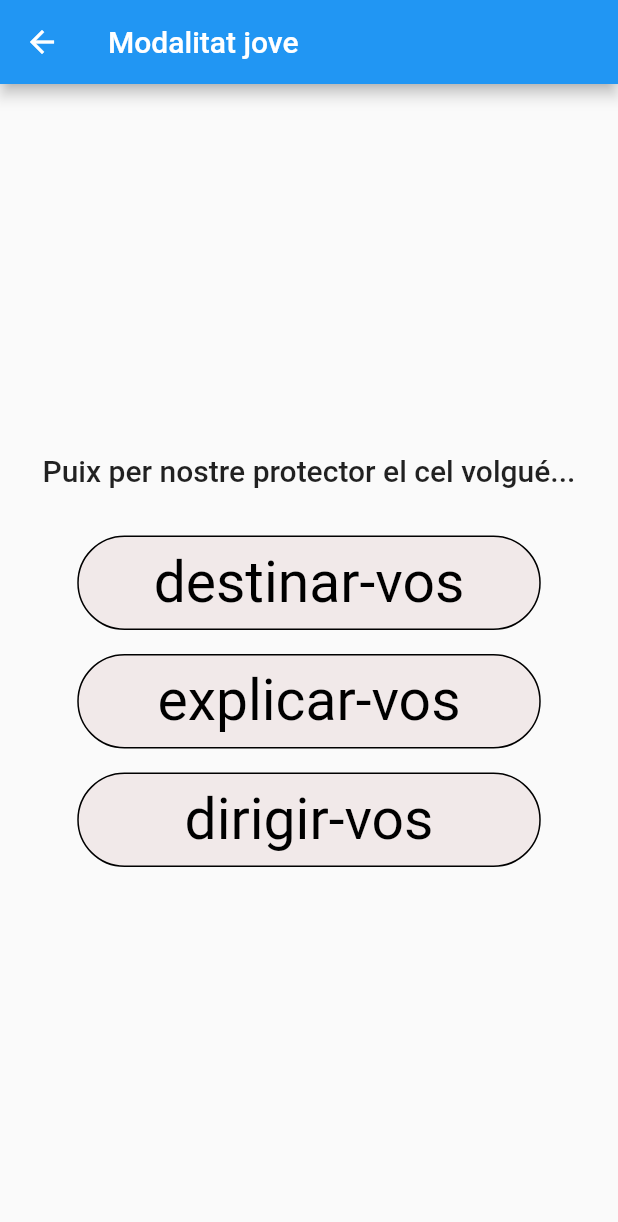
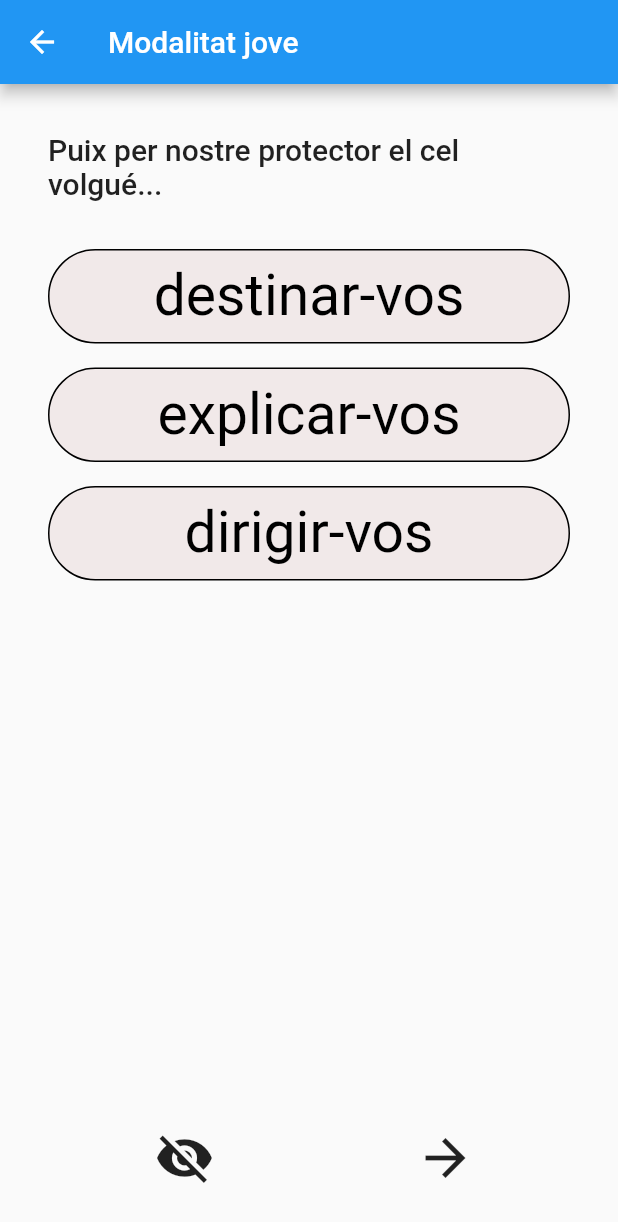
Before and after one commit to petrussola/vtv-app, a Flutter app: the screen it shows after launch, after a tap on an icon or button, on a phone screen of 412 x 824 dp. Shown: the top 1222 px of the screen. Run offline on Flutter 3.47's test engine with Material 2 defaults, Android fonts, the phone set to English and light mode, and no system bars.

```diff
--- a/lib/app_state.dart
+++ b/lib/app_state.dart
@@ -4,6 +4,7 @@ import 'package:vtv_app/datamodel.dart';
 
 class AppState extends ChangeNotifier {
   List preguntes = [];
+  int indexPregunta = 0;
 
   Future<List<Question>> getPreguntes(ageCohort) {
     switch (ageCohort) {
@@ -17,4 +18,30 @@ class AppState extends ChangeNotifier {
         throw Error();
     }
   }
+
+  void setListPreguntes(data) {
+    preguntes = data;
+  }
+
+  Question getPreguntaActual() {
+    return preguntes[indexPregunta];
+  }
+
+  void getNextPregunta() {
+    indexPregunta += 1;
+    notifyListeners();
+  }
+
+  void getPreviousPregunta() {
+    indexPregunta -= 1;
+    notifyListeners();
+  }
+
+  bool isLastPregunta() {
+    return indexPregunta == preguntes.length - 1;
+  }
+
+  bool isFirstPregunta() {
+    return indexPregunta == 0;
+  }
 }
--- a/lib/pregunta.dart
+++ b/lib/pregunta.dart
@@ -1,5 +1,25 @@
 import 'package:flutter/material.dart';
+import 'package:provider/provider.dart';
+import 'package:vtv_app/app_state.dart';
 import 'package:vtv_app/datamodel.dart';
+
+class PreguntaWrapper extends StatelessWidget {
+  const PreguntaWrapper({super.key, required this.preguntes});
+
+  final List<Question> preguntes;
+
+  @override
+  Widget build(BuildContext context) {
+    var appState = context.watch<AppState>();
+    appState.setListPreguntes(preguntes);
+
+    Question preguntaActual = appState.getPreguntaActual();
+
+    return Pregunta(
+      pregunta: preguntaActual,
+    );
+  }
+}
 
 class Pregunta extends StatelessWidget {
   const Pregunta({super.key, required this.pregunta});
@@ -8,7 +28,9 @@ class Pregunta extends StatelessWidget {
 
   @override
   Widget build(BuildContext context) {
-    return Column(
+    return Padding(
+      padding: const EdgeInsets.all(32.0),
+      child: Column(
         mainAxisAlignment: MainAxisAlignment.center,
         crossAxisAlignment: CrossAxisAlignment.center,
         children: [
@@ -20,7 +42,10 @@ class Pregunta extends StatelessWidget {
             ),
           ),
           ...createRespostes(pregunta.respostes),
+          const Spacer(),
+          const RowActions()
         ],
+      ),
     );
   }
 }
@@ -43,15 +68,15 @@ class Resposta extends StatelessWidget {
     return Padding(
       padding: const EdgeInsets.only(top: 16.0),
       child: Container(
-        width: MediaQuery.of(context).size.width * 0.75,
+        width: MediaQuery.of(context).size.width,
         decoration: BoxDecoration(
             border: Border.all(width: 1.0),
             borderRadius: const BorderRadius.all(
               Radius.circular(200.0),
             ),
-          color: const Color.fromARGB(255, 241, 233, 233)     ),
+            color: const Color.fromARGB(255, 241, 233, 233)),
         child: Padding(
-          padding: const EdgeInsets.all(8.0),
+          padding: const EdgeInsets.symmetric(vertical: 8.0),
           child: Text(
             resposta,
             style: const TextStyle(
@@ -65,3 +90,45 @@ class Resposta extends StatelessWidget {
     );
   }
 }
+
+class RowActions extends StatelessWidget {
+  const RowActions({super.key});
+
+  @override
+  Widget build(BuildContext context) {
+    var appState = context.watch<AppState>();
+
+    void onClickNext() {
+      appState.getNextPregunta();
+    }
+
+    return Row(
+      mainAxisAlignment: MainAxisAlignment.spaceAround,
+      children: [
+        if (!appState.isFirstPregunta())
+          IconButton(
+            icon: const Icon(
+              Icons.arrow_back,
+              size: 40.0,
+            ),
+            onPressed: () => appState.getPreviousPregunta(),
+          ),
+        IconButton(
+          icon: const Icon(
+            Icons.visibility_off,
+            size: 40.0,
+          ),
+          onPressed: () {},
+        ),
+        if (!appState.isLastPregunta())
+          IconButton(
+            icon: const Icon(
+              Icons.arrow_forward,
+              size: 40.0,
+            ),
+            onPressed: () => onClickNext(),
+          )
+      ],
+    );
+  }
+}
--- a/lib/pregunta_page.dart
+++ b/lib/pregunta_page.dart
@@ -14,7 +14,7 @@ class PreguntaPage extends StatelessWidget {
     var appState = context.watch<AppState>();
 
     String ageLabel = age.getAgeLabel();
-    Future<List<Question>> preguntes =
+    Future<List<Question>> preguntesFuture =
         appState.getPreguntes(age.getAgeCohort());
 
     return SafeArea(
@@ -25,11 +25,11 @@ class PreguntaPage extends StatelessWidget {
         body: SizedBox(
           width: MediaQuery.of(context).size.width,
           child: FutureBuilder(
-            future: preguntes,
+            future: preguntesFuture,
             builder: (context, snapshot) {
               if (snapshot.hasData) {
-                return Pregunta(
-                  pregunta: snapshot.data![0],
+                return PreguntaWrapper(
+                  preguntes: snapshot.data!,
                 );
               }
 
```
Lines whose indentation alone changed are shown as unchanged.
